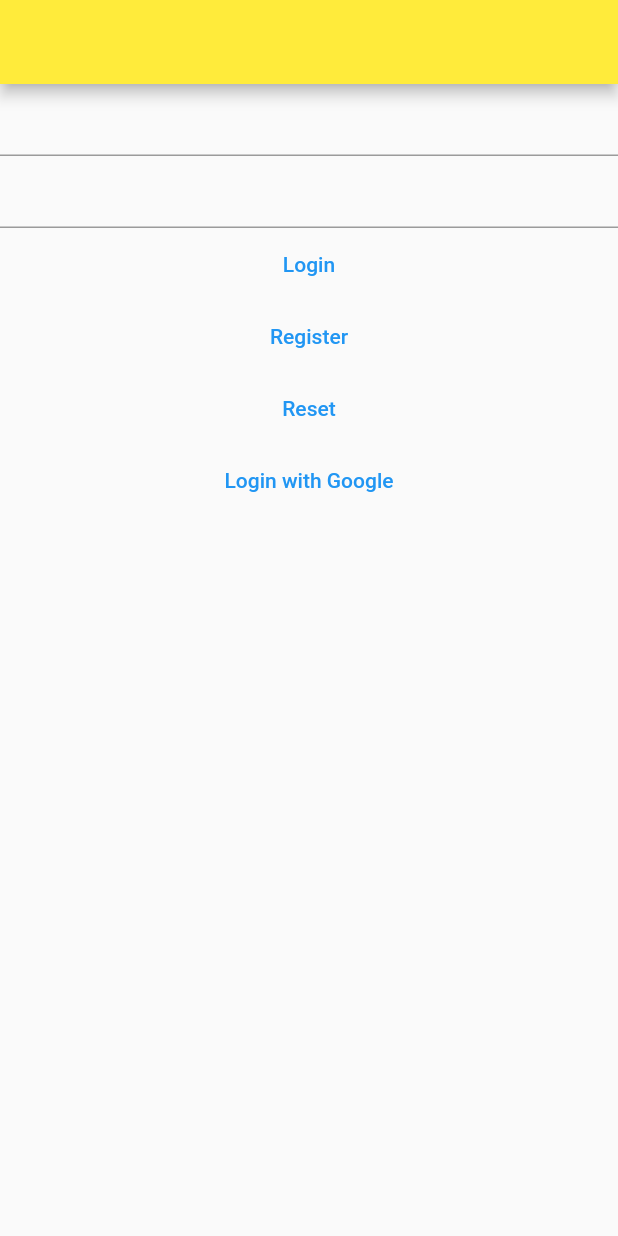
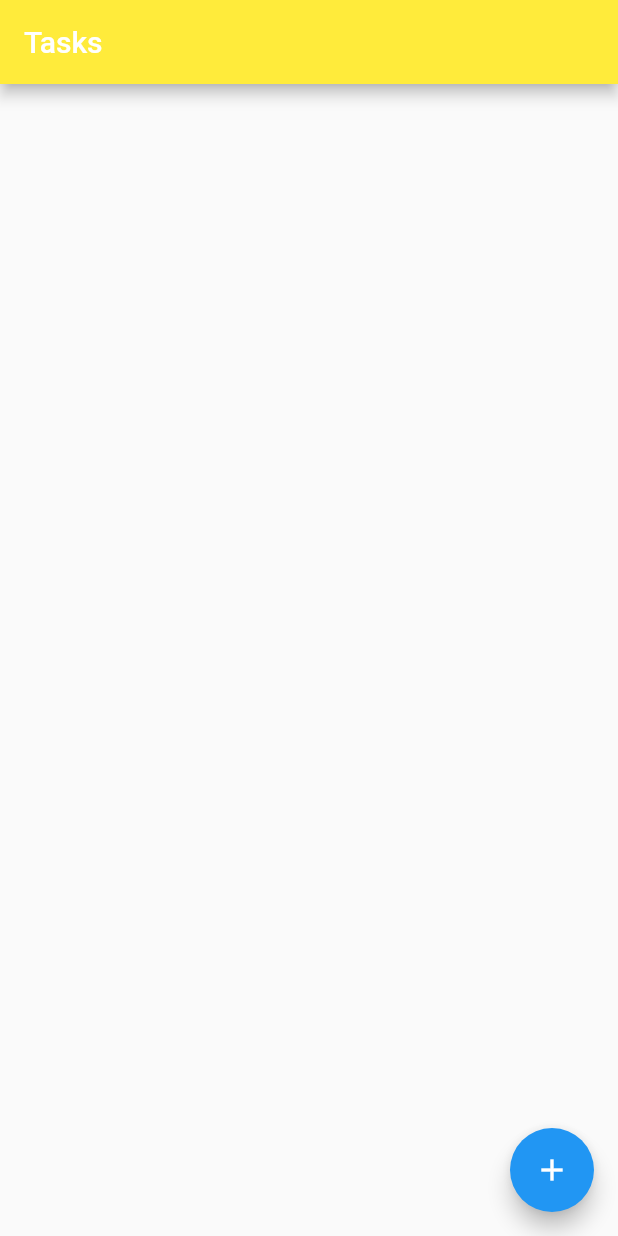
Before and after one commit to codesundar/todo-example, a Flutter app: the screen it shows after launch, on a phone screen of 412 x 824 dp. Run offline on Flutter 3.47's test engine with Material 2 defaults, Android fonts, the phone set to English and light mode, and no system bars; our stand-ins replace cloud_firestore, firebase_auth, firebase_core, firebase_messaging, firebase_storage, form_validator and 3 more; accounts and stored records are empty.

Commit message:
provider

```diff
--- a/lib/main.dart
+++ b/lib/main.dart
@@ -1,6 +1,11 @@
 import 'package:flutter/material.dart';
 import 'package:get/get.dart';
+import 'package:provider/provider.dart';
+import 'package:todoapp/providers/counter.dart';
+import 'package:todoapp/providers/todo.dart';
+import 'package:todoapp/screens/counter_provider.dart';
 import 'package:todoapp/screens/home.dart';
+import 'package:todoapp/screens/provider_example/task_list.dart';
 import 'package:todoapp/screens/validate.dart';
 import 'package:todoapp/styles/theme-data.dart';
 
@@ -34,11 +39,27 @@ class MyApp extends StatelessWidget {
     //         : ThemeMode.light,
     //     home: HomeScreen(),
     //   ),
-    return GetMaterialApp(
-      title: 'Flutter Demo',
-      theme: CustomThemeData().lightTheme,
-      darkTheme: CustomThemeData().darkTheme,
-      home: ValidateScreen(),
+    // return GetMaterialApp(
+    //   title: 'Flutter Demo',
+    //   theme: CustomThemeData().lightTheme,
+    //   darkTheme: CustomThemeData().darkTheme,
+    //   home: ValidateScreen(),
+    // );
+    return MultiProvider(
+      providers: [
+        ChangeNotifierProvider(
+          create: (context) => CounterProvider(),
+        ),
+        ChangeNotifierProvider(
+          create: (context) => TodoProvider(),
+        )
+      ],
+      child: MaterialApp(
+        title: 'Flutter Demo',
+        theme: CustomThemeData().lightTheme,
+        darkTheme: CustomThemeData().darkTheme,
+        home: TaskListScreenProvider(),
+      ),
     );
   }
 }
--- /dev/null
+++ b/lib/providers/counter.dart
@@ -0,0 +1,10 @@
+import 'package:flutter/material.dart';
+
+class CounterProvider extends ChangeNotifier {
+  var count = 0;
+
+  void increaseCount() {
+    count = count + 1;
+    notifyListeners();
+  }
+}
--- /dev/null
+++ b/lib/providers/todo.dart
@@ -0,0 +1,15 @@
+import 'package:flutter/material.dart';
+
+class TodoProvider extends ChangeNotifier {
+  var tasks = [];
+
+  void addTask(title) {
+    tasks.add(title);
+    notifyListeners();
+  }
+
+  void removeTask(index) {
+    tasks.removeAt(index);
+    notifyListeners();
+  }
+}
--- /dev/null
+++ b/lib/screens/provider_example/task_list.dart
@@ -0,0 +1,52 @@
+import 'package:flutter/material.dart';
+import 'package:get/get.dart';
+import 'package:provider/provider.dart';
+import 'package:todoapp/providers/todo.dart';
+import 'package:todoapp/screens/add_task.dart';
+import 'package:todoapp/screens/edit_task.dart';
+import 'package:todoapp/screens/provider_example/add_task.dart';
+
+class TaskListScreenProvider extends StatelessWidget {
+  TaskListScreenProvider({Key? key}) : super(key: key);
+
+  @override
+  Widget build(BuildContext context) {
+    return Scaffold(
+      appBar: AppBar(title: const Text("Tasks")),
+      body: Consumer<TodoProvider>(
+        builder: ((context, todo, child) {
+          return ListView.builder(
+            itemCount: todo.tasks.length,
+            itemBuilder: (bc, index) {
+              return ListTile(
+                title: Text(todo.tasks[index]),
+                onTap: () {
+                  // Get.to(EditTaskScreen(task: todo.tasks[index]));
+                },
+                trailing: IconButton(
+                  icon: Icon(Icons.delete),
+                  onPressed: () {
+                    Provider.of<TodoProvider>(
+                      context,
+                      listen: false,
+                    ).removeTask(index);
+                  },
+                ),
+              );
+            },
+          );
+        }),
+      ),
+      floatingActionButton: FloatingActionButton(
+        onPressed: () {
+          // Get.to(AddTaskScreenProvider());
+          Navigator.push(
+            context,
+            MaterialPageRoute(builder: (context) => AddTaskScreenProvider()),
+          );
+        },
+        child: Icon(Icons.add),
+      ),
+    );
+  }
+}
--- a/pubspec.yaml
+++ b/pubspec.yaml
@@ -17,14 +17,16 @@ dependencies:
   firebase_storage: ^10.2.15
   flutter:
     sdk: flutter
+  form_validator: ^1.0.2
   get: ^4.6.1
   google_sign_in: ^5.3.1
   http: ^0.13.4
   image_picker: ^0.8.5+3
+  provider: ^6.0.3
 
 dev_dependencies:
+  flutter_launcher_icons: "^0.9.2"
   flutter_lints: ^1.0.0
-  flutter_launcher_icons: "^0.9.2"
   flutter_test:
     sdk: flutter
 
```
Also changed, not shown: lib/screens/counter_2.dart (added, +42 -0 lines), lib/screens/counter_provider.dart (added, +55 -0 lines), lib/screens/login.dart (+36 -16 lines), lib/screens/provider_example/add_task.dart (added, +30 -0 lines), lib/screens/register.dart (+29 -22 lines), pubspec.lock.
